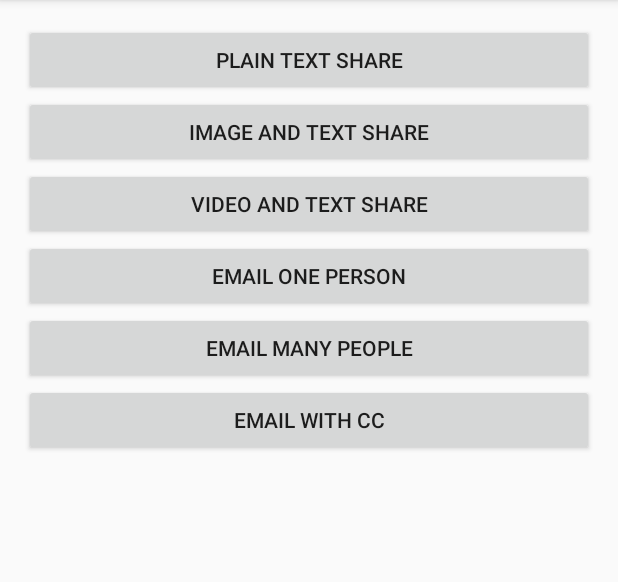
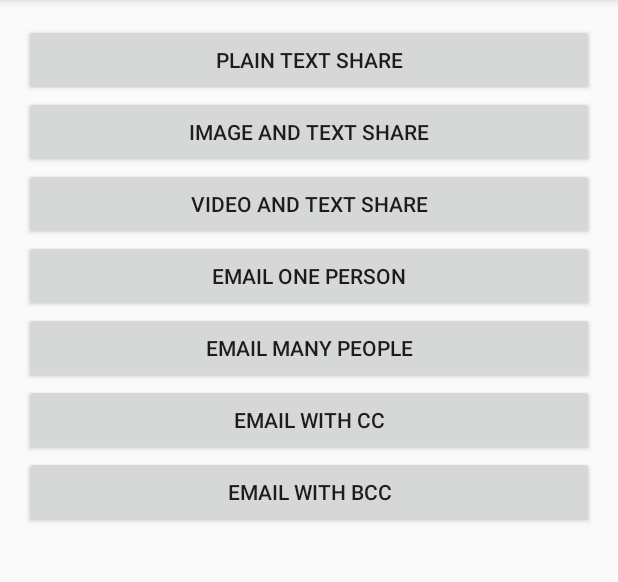
Before and after one commit to jtribe/shelly, an Android app: the screen it shows after launch (MainActivity), after a tap on "EMAIL WITH CC", on a phone screen of 412 x 824 dp, the part 84-666 px from its top. Run offline under Robolectric (Android 15) with nearby library versions, the phone set to English and light mode, and no system bars.

Commit message:
Add ability to add bcc addresses to an email.

```diff
--- a/sample/src/main/res/layout/activity_main.xml
+++ b/sample/src/main/res/layout/activity_main.xml
@@ -45,4 +45,9 @@
         android:layout_height="wrap_content"
         android:text="Email With CC" />
 
+    <Button
+        android:id="@+id/email_with_bcc_button"
+        android:layout_width="match_parent"
+        android:layout_height="wrap_content"
+        android:text="Email With BCC" />
 </LinearLayout>
--- a/shelly/src/main/java/au/com/jtribe/shelly/Email.java
+++ b/shelly/src/main/java/au/com/jtribe/shelly/Email.java
@@ -35,6 +35,7 @@ public final class Email {
 
     private final List<String> toList;
     private final List<String> ccList;
+    private final List<String> bccList;
     private String subject;
     private String body;
 
@@ -42,6 +43,7 @@ public final class Email {
         this.context = context;
         this.toList = new ArrayList<>(4);   // arbitrary assume people won't be sending toList more than 4 people in most cases.
         this.ccList = new ArrayList<>();    // In most cases these will probably be empty anyway
+        this.bccList = new ArrayList<>();
     }
 
     public Email to(String... to) {
@@ -55,6 +57,13 @@ public final class Email {
         if (cc == null) throw new IllegalArgumentException("cc == null");
 
         this.ccList.addAll(Arrays.asList(cc));
+        return this;
+    }
+
+    public Email bcc(String... bc) {
+        if (bc == null) throw new IllegalArgumentException("bc == null");
+
+        this.bccList.addAll(Arrays.asList(bc));
         return this;
     }
 
@@ -86,6 +95,11 @@ public final class Email {
             emailIntent.putExtra(Intent.EXTRA_CC, this.ccList.toArray(ccArray));
         }
 
+        if (!this.bccList.isEmpty()) {
+            String[] bccArray = new String[this.bccList.size()];
+            emailIntent.putExtra(Intent.EXTRA_BCC, this.bccList.toArray(bccArray));
+        }
+
         emailIntent.putExtra(Intent.EXTRA_SUBJECT, this.subject);
         emailIntent.putExtra(Intent.EXTRA_TEXT, this.body);
 
```
Also changed, not shown: sample/src/main/java/au/com/jtribe/shelly/sample/MainActivity.java (+12 -0 lines), 1 other file.
